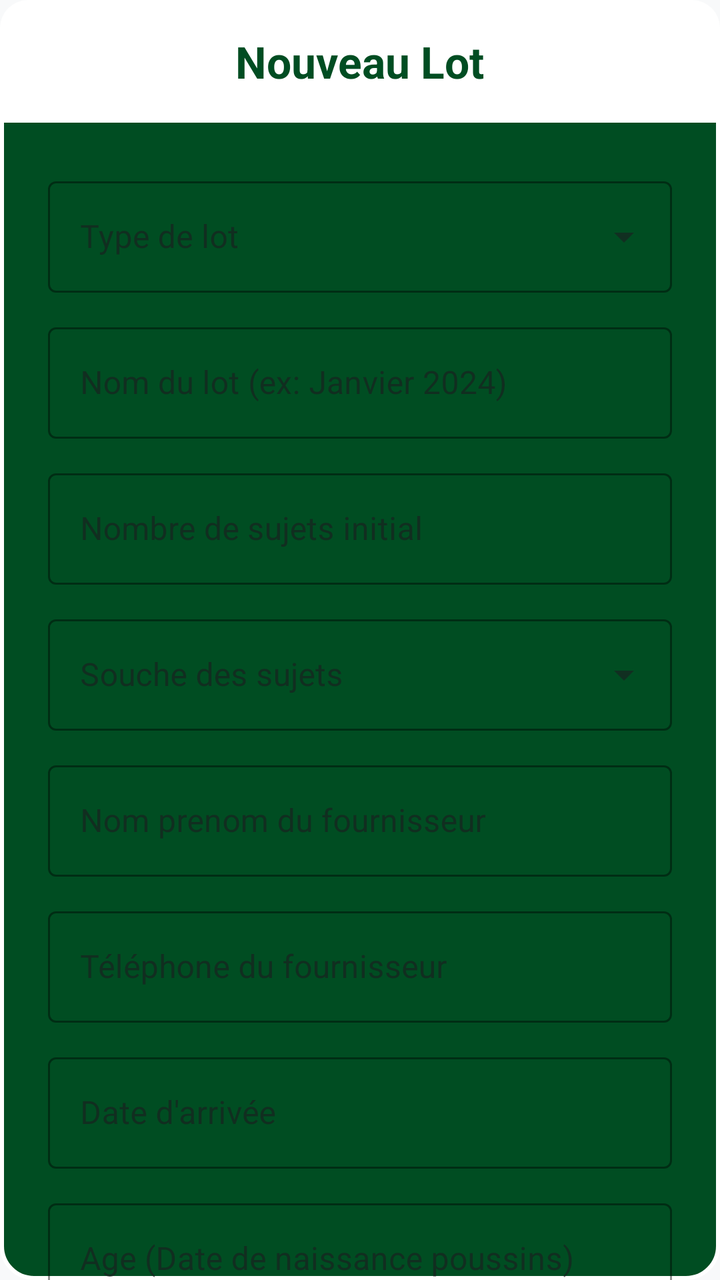
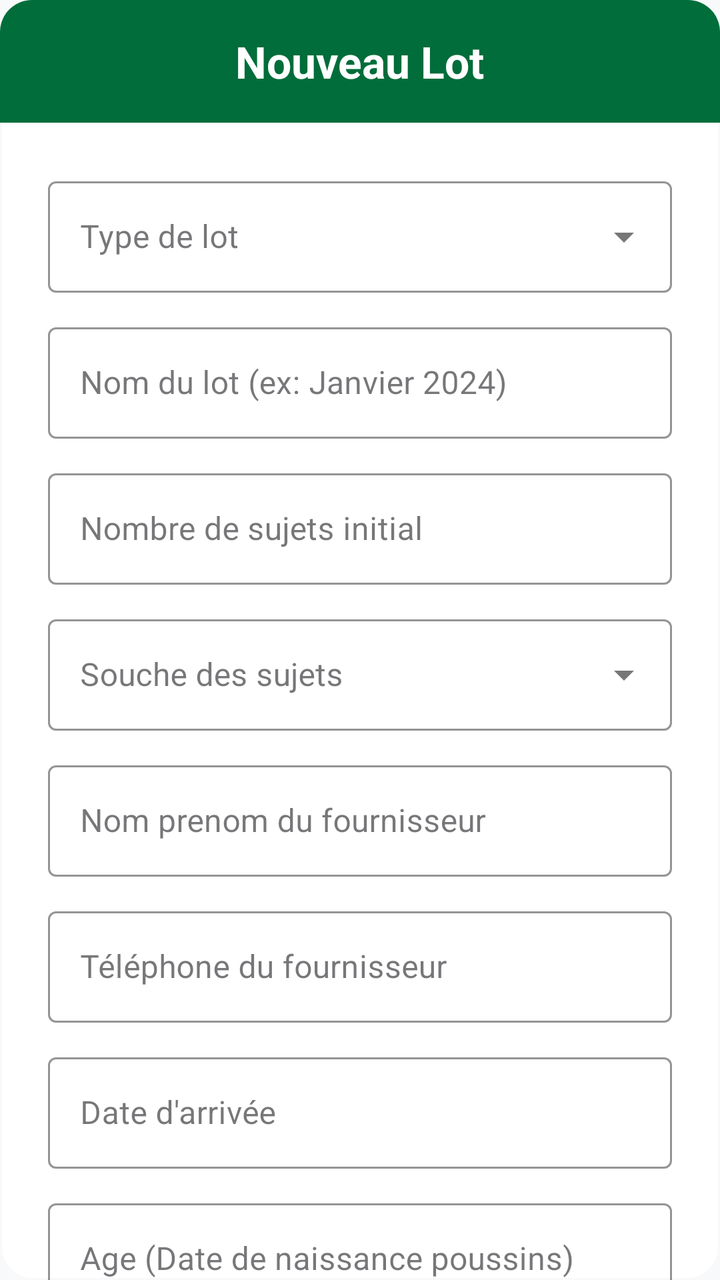

The first picture is an Android layout as it rendered before a commit; the second is the same layout after the commit. The layout source and the unified diff follow.
<!-- AndroidManifest.xml: application theme Theme.Poulailler_copilot -->
<!-- res/layout/dialog_add_batch.xml -->
<?xml version="1.0" encoding="utf-8"?>
<androidx.core.widget.NestedScrollView xmlns:android="http://schemas.android.com/apk/res/android"
    xmlns:app="http://schemas.android.com/apk/res-auto"
    android:layout_width="match_parent"
    android:layout_height="wrap_content"
    android:background="@drawable/bg_dialog_dark">

    <LinearLayout
        android:layout_width="match_parent"
        android:layout_height="wrap_content"
        android:orientation="vertical">

        <LinearLayout
            android:layout_width="match_parent"
            android:layout_height="wrap_content"
            android:background="@drawable/bg_dialog_header"
            android:padding="16dp"
            android:gravity="center">
            <TextView
                android:layout_width="wrap_content"
                android:layout_height="wrap_content"
                android:text="Nouveau Lot"
                android:textColor="@color/primary_variant"
                android:textSize="22sp"
                android:textStyle="bold" />
        </LinearLayout>

        <LinearLayout
            android:layout_width="match_parent"
            android:layout_height="wrap_content"
            android:orientation="vertical"
            android:padding="24dp">

            <com.google.android.material.textfield.TextInputLayout
                android:layout_width="match_parent"
                android:layout_height="wrap_content"
                android:layout_marginBottom="12dp"
                android:hint="Type de lot"
                app:hintTextColor="#CCFFFFFF"
                app:boxStrokeColor="@color/white"
                style="@style/Widget.MaterialComponents.TextInputLayout.OutlinedBox.ExposedDropdownMenu">
                <AutoCompleteTextView
                    android:id="@+id/actvBatchType"
                    android:layout_width="match_parent"
                    android:layout_height="wrap_content"
                    android:inputType="none"
                    android:textColor="@color/white" />
            </com.google.android.material.textfield.TextInputLayout>

            <com.google.android.material.textfield.TextInputLayout
                android:layout_width="match_parent"
                android:layout_height="wrap_content"
                android:hint="Nom du lot (ex: Janvier 2024)"
                app:hintTextColor="#CCFFFFFF"
                app:boxStrokeColor="@color/white"
                style="@style/Widget.MaterialComponents.TextInputLayout.OutlinedBox">
                <com.google.android.material.textfield.TextInputEditText
                    android:id="@+id/etBatchName"
                    android:layout_width="match_parent"
                    android:layout_height="wrap_content"
                    android:inputType="textCapWords"
                    android:textColor="@color/white" />
            </com.google.android.material.textfield.TextInputLayout>

            <com.google.android.material.textfield.TextInputLayout
                android:layout_width="match_parent"
                android:layout_height="wrap_content"
                android:layout_marginTop="12dp"
                android:hint="Nombre de sujets initial"
                app:hintTextColor="#CCFFFFFF"
                app:boxStrokeColor="@color/white"
                style="@style/Widget.MaterialComponents.TextInputLayout.OutlinedBox">
                <com.google.android.material.textfield.TextInputEditText
                    android:id="@+id/etHensCount"
                    android:layout_width="match_parent"
                    android:layout_height="wrap_content"
                    android:inputType="number"
                    android:textColor="@color/white" />
            </com.google.android.material.textfield.TextInputLayout>

            <com.google.android.material.textfield.TextInputLayout
                android:layout_width="match_parent"
                android:layout_height="wrap_content"
                android:layout_marginTop="12dp"
                android:hint="Souche des sujets"
                app:hintTextColor="#CCFFFFFF"
                app:boxStrokeColor="@color/white"
                style="@style/Widget.MaterialComponents.TextInputLayout.OutlinedBox.ExposedDropdownMenu">
                <AutoCompleteTextView
                    android:id="@+id/actvHenBreed"
                    android:layout_width="match_parent"
                    android:layout_height="wrap_content"
                    android:inputType="none"
                    android:textColor="@color/white" />
            </com.google.android.material.textfield.TextInputLayout>

            <com.google.android.material.textfield.TextInputLayout
                android:layout_width="match_parent"
                android:layout_height="wrap_content"
                android:layout_marginTop="12dp"
                android:hint="Nom prenom du fournisseur"
                app:hintTextColor="#CCFFFFFF"
                app:boxStrokeColor="@color/white"
                style="@style/Widget.MaterialComponents.TextInputLayout.OutlinedBox">
                <com.google.android.material.textfield.TextInputEditText
                    android:id="@+id/etProviderName"
                    android:layout_width="match_parent"
                    android:layout_height="wrap_content"
                    android:inputType="textCapWords"
                    android:textColor="@color/white" />
            </com.google.android.material.textfield.TextInputLayout>

            <com.google.android.material.textfield.TextInputLayout
                android:layout_width="match_parent"
                android:layout_height="wrap_content"
                android:layout_marginTop="12dp"
                android:hint="Téléphone du fournisseur"
                app:hintTextColor="#CCFFFFFF"
                app:boxStrokeColor="@color/white"
                style="@style/Widget.MaterialComponents.TextInputLayout.OutlinedBox">
                <com.google.android.material.textfield.TextInputEditText
                    android:id="@+id/etProviderPhone"
                    android:layout_width="match_parent"
                    android:layout_height="wrap_content"
                    android:inputType="phone"
                    android:textColor="@color/white" />
            </com.google.android.material.textfield.TextInputLayout>

            <com.google.android.material.textfield.TextInputLayout
                android:layout_width="match_parent"
                android:layout_height="wrap_content"
                android:layout_marginTop="12dp"
                android:hint="Date d'arrivée"
                app:hintTextColor="#CCFFFFFF"
                app:boxStrokeColor="@color/white"
                style="@style/Widget.MaterialComponents.TextInputLayout.OutlinedBox">
                <com.google.android.material.textfield.TextInputEditText
                    android:id="@+id/etArrivalDate"
                    android:layout_width="match_parent"
                    android:layout_height="wrap_content"
                    android:focusable="false"
                    android:clickable="true"
                    android:textColor="@color/white" />
            </com.google.android.material.textfield.TextInputLayout>

            <com.google.android.material.textfield.TextInputLayout
                android:layout_width="match_parent"
                android:layout_height="wrap_content"
                android:layout_marginTop="12dp"
                android:hint="Age (Date de naissance poussins)"
                app:hintTextColor="#CCFFFFFF"
                app:boxStrokeColor="@color/white"
                style="@style/Widget.MaterialComponents.TextInputLayout.OutlinedBox">
                <com.google.android.material.textfield.TextInputEditText
                    android:id="@+id/etBirthDate"
                    android:layout_width="match_parent"
                    android:layout_height="wrap_content"
                    android:focusable="false"
                    android:clickable="true"
                    android:textColor="@color/white" />
            </com.google.android.material.textfield.TextInputLayout>

            <com.google.android.material.button.MaterialButton
                android:id="@+id/btnSaveBatch"
                android:layout_width="match_parent"
                android:layout_height="56dp"
                android:layout_marginTop="32dp"
                android:text="CRÉER LE LOT"
                android:backgroundTint="@color/white"
                android:textColor="@color/primary_variant"
                app:cornerRadius="16dp" />
        </LinearLayout>
    </LinearLayout>
</androidx.core.widget.NestedScrollView>
<!-- resources referenced by this layout -->
<resources>
  <color name="primary_variant">#004D22</color>
  <color name="white">#FFFFFFFF</color>
  <!-- drawable bg_dialog_dark (drawable) -->
  <?xml version="1.0" encoding="utf-8"?>
  <shape xmlns:android="http://schemas.android.com/apk/res/android">
      <solid android:color="@color/primary_variant" />
      <stroke
          android:width="2dp"
          android:color="@color/white" />
      <corners android:radius="16dp" />
  </shape>
  <!-- drawable bg_dialog_header (drawable) -->
  <?xml version="1.0" encoding="utf-8"?>
  <shape xmlns:android="http://schemas.android.com/apk/res/android">
      <solid android:color="@color/white" />
      <corners
          android:topLeftRadius="14dp"
          android:topRightRadius="14dp" />
  </shape>
  <style name="Theme.Poulailler_copilot" parent="Theme.MaterialComponents.DayNight.NoActionBar">
          
          <item name="colorPrimary">@color/primary</item>
          <item name="colorPrimaryVariant">@color/primary_variant</item>
          <item name="colorOnPrimary">@color/white</item>
  
          
          <item name="colorSecondary">@color/secondary</item>
          <item name="colorSecondaryVariant">@color/secondary_variant</item>
          <item name="colorOnSecondary">@color/white</item>
  
          
          <item name="android:windowBackground">@color/background</item>
          <item name="colorSurface">@color/surface</item>
          <item name="colorOnSurface">@color/text_primary</item>
          <item name="colorOnSurfaceVariant">@color/text_secondary</item>
  
          
          <item name="android:textColorPrimary">@color/text_primary</item>
          <item name="android:textColorSecondary">@color/text_secondary</item>
  
          
          <item name="android:statusBarColor">?attr/colorPrimaryVariant</item>
  
          
          <item name="materialCardViewStyle">@style/Widget.App.CardView</item>
          <item name="shapeAppearanceLargeComponent">@style/ShapeAppearance.App.LargeComponent</item>
  
          
          <item name="materialAlertDialogTheme">@style/ThemeOverlay.App.MaterialAlertDialog</item>
          <item name="alertDialogTheme">@style/ThemeOverlay.App.MaterialAlertDialog</item>
      </style>
  <color name="primary">#006D3A</color>
  <color name="secondary">#43A047</color>
  <color name="secondary_variant">#2E7D32</color>
  <color name="background">@color/off_white</color>
  <color name="surface">#FFFFFF</color>
  <color name="text_primary">#1C1B1F</color>
  <color name="text_secondary">#49454F</color>
  <style name="Widget.App.CardView" parent="Widget.MaterialComponents.CardView">
          <item name="cardElevation">2dp</item>
          <item name="cardCornerRadius">16dp</item>
          <item name="cardBackgroundColor">@color/surface</item>
          <item name="strokeWidth">0dp</item>
      </style>
  <style name="ShapeAppearance.App.LargeComponent" parent="ShapeAppearance.MaterialComponents.LargeComponent">
          <item name="cornerFamily">rounded</item>
          <item name="cornerSize">16dp</item>
      </style>
  <style name="ThemeOverlay.App.MaterialAlertDialog" parent="ThemeOverlay.MaterialComponents.MaterialAlertDialog">
          <item name="colorSurface">@color/surface</item>
          <item name="colorOnSurface">@color/text_primary</item>
          <item name="android:textColorPrimary">@color/text_primary</item>
      </style>
  <color name="off_white">#F8F9FA</color>
</resources>

<!-- the commit's change to res/layout/dialog_add_batch.xml (unified diff, before → after) -->
@@ -20,7 +20,7 @@
                 android:layout_width="wrap_content"
                 android:layout_height="wrap_content"
                 android:text="Nouveau Lot"
-                android:textColor="@color/primary_variant"
+                android:textColor="@color/white"
                 android:textSize="22sp"
                 android:textStyle="bold" />
         </LinearLayout>
@@ -36,30 +36,30 @@
                 android:layout_height="wrap_content"
                 android:layout_marginBottom="12dp"
                 android:hint="Type de lot"
-                app:hintTextColor="#CCFFFFFF"
-                app:boxStrokeColor="@color/white"
+                app:hintTextColor="@color/text_secondary"
+                app:boxStrokeColor="@color/primary"
                 style="@style/Widget.MaterialComponents.TextInputLayout.OutlinedBox.ExposedDropdownMenu">
                 <AutoCompleteTextView
                     android:id="@+id/actvBatchType"
                     android:layout_width="match_parent"
                     android:layout_height="wrap_content"
                     android:inputType="none"
-                    android:textColor="@color/white" />
+                    android:textColor="@color/text_primary" />
             </com.google.android.material.textfield.TextInputLayout>
 
             <com.google.android.material.textfield.TextInputLayout
                 android:layout_width="match_parent"
                 android:layout_height="wrap_content"
                 android:hint="Nom du lot (ex: Janvier 2024)"
-                app:hintTextColor="#CCFFFFFF"
-                app:boxStrokeColor="@color/white"
+                app:hintTextColor="@color/text_secondary"
+                app:boxStrokeColor="@color/primary"
                 style="@style/Widget.MaterialComponents.TextInputLayout.OutlinedBox">
                 <com.google.android.material.textfield.TextInputEditText
                     android:id="@+id/etBatchName"
                     android:layout_width="match_parent"
                     android:layout_height="wrap_content"
                     android:inputType="textCapWords"
-                    android:textColor="@color/white" />
+                    android:textColor="@color/text_primary" />
             </com.google.android.material.textfield.TextInputLayout>
 
             <com.google.android.material.textfield.TextInputLayout
@@ -67,15 +67,15 @@
                 android:layout_height="wrap_content"
                 android:layout_marginTop="12dp"
                 android:hint="Nombre de sujets initial"
-                app:hintTextColor="#CCFFFFFF"
-                app:boxStrokeColor="@color/white"
+                app:hintTextColor="@color/text_secondary"
+                app:boxStrokeColor="@color/primary"
                 style="@style/Widget.MaterialComponents.TextInputLayout.OutlinedBox">
                 <com.google.android.material.textfield.TextInputEditText
                     android:id="@+id/etHensCount"
                     android:layout_width="match_parent"
                     android:layout_height="wrap_content"
                     android:inputType="number"
-                    android:textColor="@color/white" />
+                    android:textColor="@color/text_primary" />
             </com.google.android.material.textfield.TextInputLayout>
 
             <com.google.android.material.textfield.TextInputLayout
@@ -83,15 +83,15 @@
                 android:layout_height="wrap_content"
                 android:layout_marginTop="12dp"
                 android:hint="Souche des sujets"
-                app:hintTextColor="#CCFFFFFF"
-                app:boxStrokeColor="@color/white"
+                app:hintTextColor="@color/text_secondary"
+                app:boxStrokeColor="@color/primary"
                 style="@style/Widget.MaterialComponents.TextInputLayout.OutlinedBox.ExposedDropdownMenu">
                 <AutoCompleteTextView
                     android:id="@+id/actvHenBreed"
                     android:layout_width="match_parent"
                     android:layout_height="wrap_content"
                     android:inputType="none"
-                    android:textColor="@color/white" />
+                    android:textColor="@color/text_primary" />
             </com.google.android.material.textfield.TextInputLayout>
 
             <com.google.android.material.textfield.TextInputLayout
@@ -99,15 +99,15 @@
                 android:layout_height="wrap_content"
                 android:layout_marginTop="12dp"
                 android:hint="Nom prenom du fournisseur"
-                app:hintTextColor="#CCFFFFFF"
-                app:boxStrokeColor="@color/white"
+                app:hintTextColor="@color/text_secondary"
+                app:boxStrokeColor="@color/primary"
                 style="@style/Widget.MaterialComponents.TextInputLayout.OutlinedBox">
                 <com.google.android.material.textfield.TextInputEditText
                     android:id="@+id/etProviderName"
                     android:layout_width="match_parent"
                     android:layout_height="wrap_content"
                     android:inputType="textCapWords"
-                    android:textColor="@color/white" />
+                    android:textColor="@color/text_primary" />
             </com.google.android.material.textfield.TextInputLayout>
 
             <com.google.android.material.textfield.TextInputLayout
@@ -115,15 +115,15 @@
                 android:layout_height="wrap_content"
                 android:layout_marginTop="12dp"
                 android:hint="Téléphone du fournisseur"
-                app:hintTextColor="#CCFFFFFF"
-                app:boxStrokeColor="@color/white"
+                app:hintTextColor="@color/text_secondary"
+                app:boxStrokeColor="@color/primary"
                 style="@style/Widget.MaterialComponents.TextInputLayout.OutlinedBox">
                 <com.google.android.material.textfield.TextInputEditText
                     android:id="@+id/etProviderPhone"
                     android:layout_width="match_parent"
                     android:layout_height="wrap_content"
                     android:inputType="phone"
-                    android:textColor="@color/white" />
+                    android:textColor="@color/text_primary" />
             </com.google.android.material.textfield.TextInputLayout>
 
             <com.google.android.material.textfield.TextInputLayout
@@ -131,8 +131,8 @@
                 android:layout_height="wrap_content"
                 android:layout_marginTop="12dp"
                 android:hint="Date d'arrivée"
-                app:hintTextColor="#CCFFFFFF"
-                app:boxStrokeColor="@color/white"
+                app:hintTextColor="@color/text_secondary"
+                app:boxStrokeColor="@color/primary"
                 style="@style/Widget.MaterialComponents.TextInputLayout.OutlinedBox">
                 <com.google.android.material.textfield.TextInputEditText
                     android:id="@+id/etArrivalDate"
@@ -140,7 +140,7 @@
                     android:layout_height="wrap_content"
                     android:focusable="false"
                     android:clickable="true"
-                    android:textColor="@color/white" />
+                    android:textColor="@color/text_primary" />
             </com.google.android.material.textfield.TextInputLayout>
 
             <com.google.android.material.textfield.TextInputLayout
@@ -148,8 +148,8 @@
                 android:layout_height="wrap_content"
                 android:layout_marginTop="12dp"
                 android:hint="Age (Date de naissance poussins)"
-                app:hintTextColor="#CCFFFFFF"
-                app:boxStrokeColor="@color/white"
+                app:hintTextColor="@color/text_secondary"
+                app:boxStrokeColor="@color/primary"
                 style="@style/Widget.MaterialComponents.TextInputLayout.OutlinedBox">
                 <com.google.android.material.textfield.TextInputEditText
                     android:id="@+id/etBirthDate"
@@ -157,7 +157,7 @@
                     android:layout_height="wrap_content"
                     android:focusable="false"
                     android:clickable="true"
-                    android:textColor="@color/white" />
+                    android:textColor="@color/text_primary" />
             </com.google.android.material.textfield.TextInputLayout>
 
             <com.google.android.material.button.MaterialButton
@@ -166,8 +166,8 @@
                 android:layout_height="56dp"
                 android:layout_marginTop="32dp"
                 android:text="CRÉER LE LOT"
-                android:backgroundTint="@color/white"
-                android:textColor="@color/primary_variant"
+                android:backgroundTint="@color/primary"
+                android:textColor="@color/white"
                 app:cornerRadius="16dp" />
         </LinearLayout>
     </LinearLayout>
<!-- resource entries referenced after the edit -->
@@ -5,19 +5,19 @@
   <!-- drawable bg_dialog_dark (drawable) -->
   <?xml version="1.0" encoding="utf-8"?>
   <shape xmlns:android="http://schemas.android.com/apk/res/android">
-      <solid android:color="@color/primary_variant" />
+      <solid android:color="@color/surface" />
       <stroke
-          android:width="2dp"
-          android:color="@color/white" />
+          android:width="1dp"
+          android:color="@color/off_white" />
       <corners android:radius="16dp" />
   </shape>
   <!-- drawable bg_dialog_header (drawable) -->
   <?xml version="1.0" encoding="utf-8"?>
   <shape xmlns:android="http://schemas.android.com/apk/res/android">
-      <solid android:color="@color/white" />
+      <solid android:color="@color/primary" />
       <corners
-          android:topLeftRadius="14dp"
-          android:topRightRadius="14dp" />
+          android:topLeftRadius="16dp"
+          android:topRightRadius="16dp" />
   </shape>
   <style name="Theme.Poulailler_copilot" parent="Theme.MaterialComponents.DayNight.NoActionBar">
           
